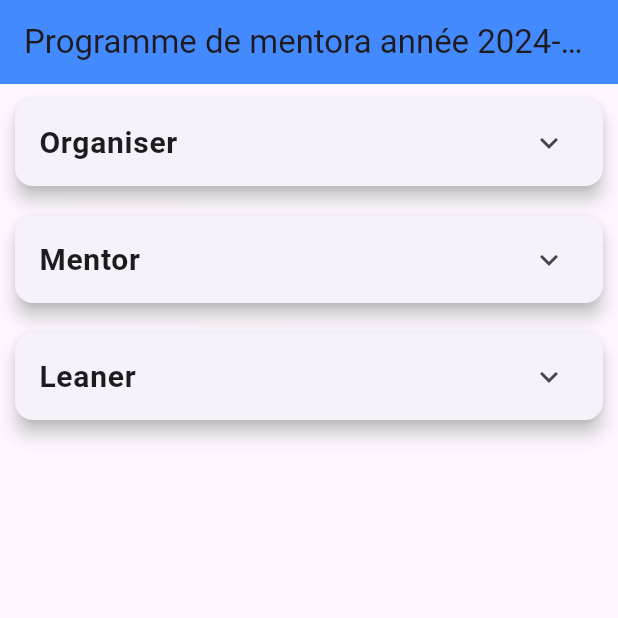
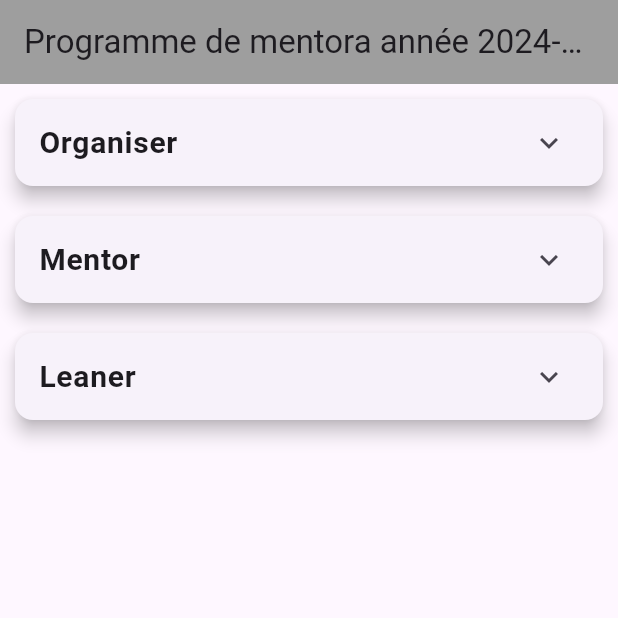
Before and after one commit to charmant216/Kope, a Flutter app: the screen it shows after launch, on a phone screen of 412 x 824 dp, the top half of it. Run offline on Flutter 3.47's test engine with Material 3 defaults, Android fonts, the phone set to English and light mode, and no system bars.

Commit message:
changement du backgroundColor

```diff
--- a/lib/main.dart
+++ b/lib/main.dart
@@ -27,7 +27,7 @@ class HomePage extends StatelessWidget {
     return Scaffold(
       appBar: AppBar(
         title: Text('Programme de mentora année 2024-2025'),
-        backgroundColor: Colors.blueAccent,
+        backgroundColor: Colors.grey,
       ),
       body: ListView(
         children: groups.entries.map((entry) {
```
